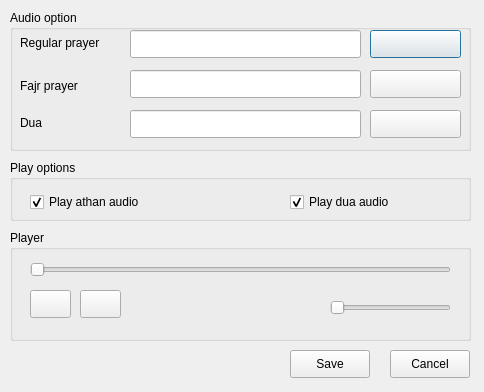
First picture: the form in Qsalat/ui/audio.ui, repository sdizdarevic/qsalat, before the edit.
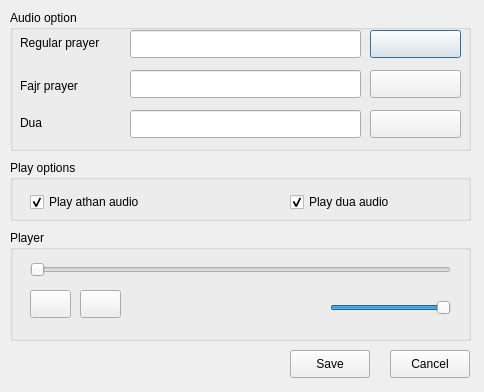
Second picture: the form after the edit.

Patch:
```diff
--- a/Qsalat/ui/audio.ui
+++ b/Qsalat/ui/audio.ui
@@ -253,6 +253,9 @@
       <height>16</height>
      </rect>
     </property>
+    <property name="value" >
+     <number>99</number>
+    </property>
     <property name="orientation" >
      <enum>Qt::Horizontal</enum>
     </property>
```
